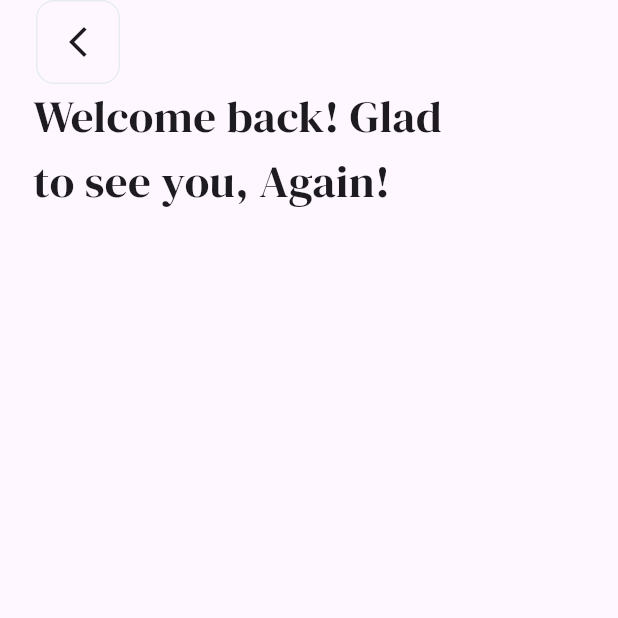
After one commit to AmrReda92/bookia_app, a Flutter app: the screen it shows after launch, after a tap on "Login", on a phone screen of 412 x 824 dp, the top half of it. The commit adds this screen. Run offline on Flutter 3.47's test engine with Material 3 defaults, Android fonts, the phone set to English and light mode, and no system bars.

Commit message:
finished appBar custom and start body login screen

```diff
--- a/lib/core/theme/app_color.dart
+++ b/lib/core/theme/app_color.dart
@@ -3,4 +3,5 @@ import 'dart:ui';
 class AppColor {
   static const Color darkBlack = Color(0xff2F2F2F);
   static const Color primary = Color(0xffBFA054);
+  static const Color borderColor = Color(0xffE8ECF4);
 }
--- /dev/null
+++ b/lib/core/widget/custom_app_bar.dart
@@ -0,0 +1,31 @@
+import 'package:bookia_application/core/theme/app_color.dart';
+import 'package:flutter/material.dart';
+
+class CustomAppBar extends StatelessWidget implements PreferredSizeWidget {
+
+  const CustomAppBar({super.key,});
+
+  @override
+  Widget build(BuildContext context) {
+    return Padding(
+      padding: const EdgeInsets.symmetric(horizontal: 24),
+      child: AppBar(
+        leading: InkWell(
+          onTap: (){
+            Navigator.pop(context);
+          },
+          child: Container(
+            decoration: BoxDecoration(
+              borderRadius: BorderRadius.circular(12),
+              border: Border.all(color: AppColor.borderColor),
+            ),child: Icon(Icons.arrow_back_ios_new_outlined),
+          ),
+        ),
+      ),
+    );
+  }
+
+  @override
+  // TODO: implement preferredSize
+  Size get preferredSize => Size(double.infinity, 56);
+}
--- a/lib/core/widget/custom_button.dart
+++ b/lib/core/widget/custom_button.dart
@@ -1,14 +1,19 @@
 import 'package:bookia_application/core/theme/app_color.dart';
 import 'package:flutter/material.dart';
+
+import '../../feature/auth/presentation/ui/login/login_screen.dart';
 
 class CustomButton extends StatelessWidget {
   final String title;
   final Color? backgroundColor ;
-  const CustomButton({super.key, required this.title,this.backgroundColor});
+  final void Function()? onTap;
+  const CustomButton({super.key, required this.title,this.backgroundColor, this.onTap});
 
   @override
   Widget build(BuildContext context) {
-    return Container(
+    return InkWell(
+      onTap: onTap,
+      child: Container(
         width: double.infinity,
         padding: EdgeInsets.symmetric(vertical: 20),
         decoration: BoxDecoration(
@@ -19,6 +24,7 @@ class CustomButton extends StatelessWidget {
         fontSize: 15,
         fontFamily: "DMSerifDisplay"
       ),),
+      ),
     );
   }
 }
--- /dev/null
+++ b/lib/feature/auth/presentation/ui/login/login_screen.dart
@@ -0,0 +1,26 @@
+import 'package:bookia_application/core/widget/custom_app_bar.dart';
+import 'package:flutter/material.dart';
+
+class LoginScreen extends StatelessWidget  {
+  const LoginScreen({super.key});
+
+  @override
+  Widget build(BuildContext context) {
+    return Scaffold(
+     appBar: CustomAppBar(),
+      body: Padding(
+        padding: const EdgeInsets.symmetric(horizontal: 22),
+        child: Column(
+          children: [
+            Text("Welcome back! Glad\nto see you, Again!",style: TextStyle(
+              fontFamily: "DMSerifDisplay",
+              fontSize: 30,
+            ),
+            ),
+            SizedBox(height: 32,),
+          ],
+        ),
+      ),
+    );
+  }
+}
--- a/lib/feature/welcome/presentation/ui/welcome_screen.dart
+++ b/lib/feature/welcome/presentation/ui/welcome_screen.dart
@@ -1,5 +1,6 @@
 import 'package:bookia_application/core/theme/app_color.dart';
 import 'package:bookia_application/core/widget/custom_button.dart';
+import 'package:bookia_application/feature/auth/presentation/ui/login/login_screen.dart';
 import 'package:flutter/material.dart';
 
 class WelcomeScreen extends StatelessWidget {
@@ -27,7 +28,9 @@ class WelcomeScreen extends StatelessWidget {
                 fontFamily: "DMSerifDisplay"
               ),),
               Spacer(),
-              CustomButton(title: "Login",),
+              CustomButton(title: "Login",onTap: (){
+                Navigator.push(context, MaterialPageRoute(builder: (context)=>LoginScreen()));
+              },),
               SizedBox(height: 15,),
               CustomButton(title: "Register",backgroundColor: Colors.white,),
               SizedBox(height: 94,)
```
Also changed, not shown: lib/feature/auth/presentation/ui/register/register_screen.dart (added). Lines whose indentation alone changed are shown as unchanged.
